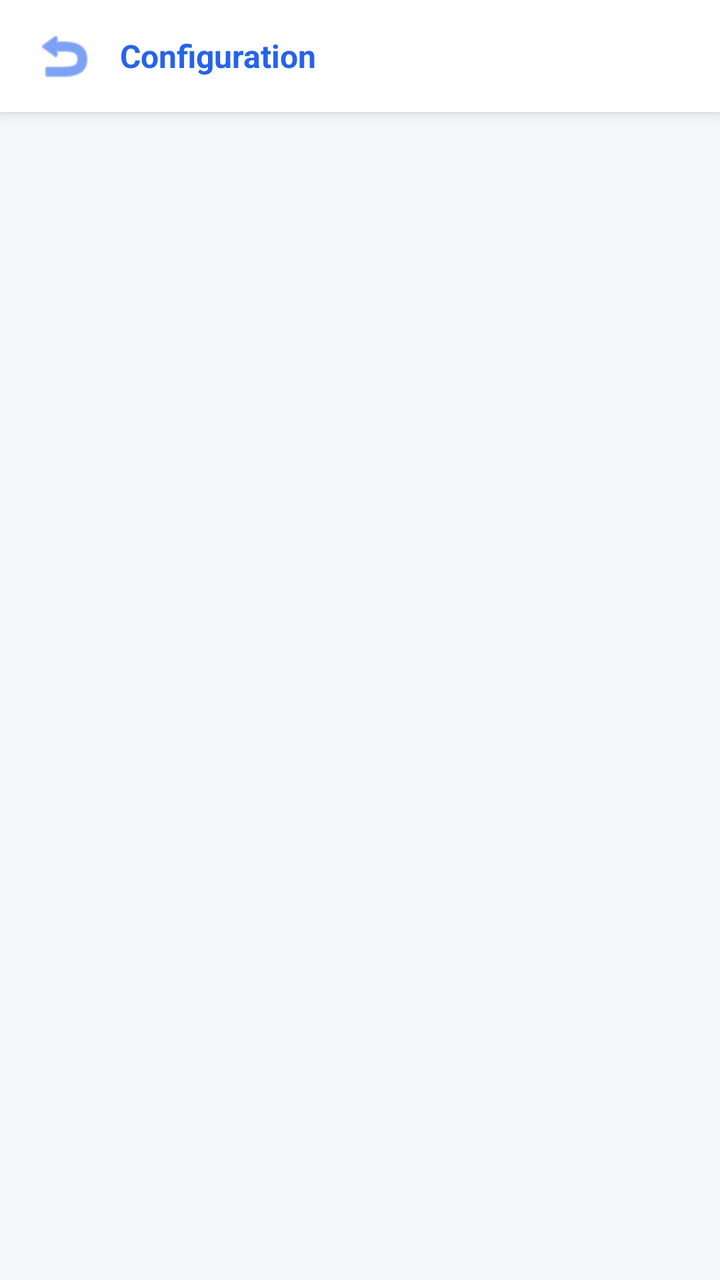
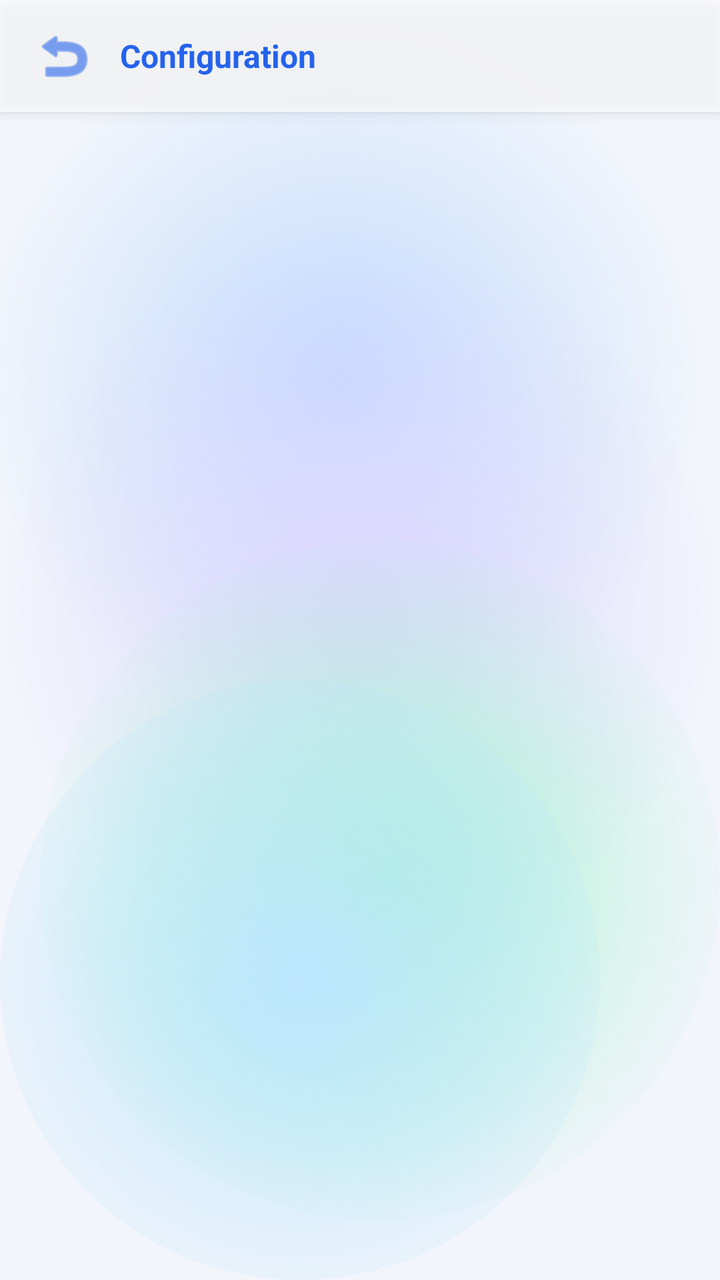

Before-and-after screenshots of an Android layout around one commit, followed by the original layout XML and the change that was made.
<!-- AndroidManifest.xml: application theme Theme.ExpenseOS -->
<!-- res/layout/activity_config.xml -->
<?xml version="1.0" encoding="utf-8"?>
<LinearLayout xmlns:android="http://schemas.android.com/apk/res/android"
    android:layout_width="match_parent"
    android:layout_height="match_parent"
    android:background="@color/bg"
    android:orientation="vertical">

    
    <LinearLayout
        android:layout_width="match_parent"
        android:layout_height="56dp"
        android:background="@color/nav_bg"
        android:elevation="4dp"
        android:gravity="center_vertical"
        android:orientation="horizontal"
        android:paddingHorizontal="14dp">

        <ImageButton
            android:id="@+id/btnConfigBack"
            android:layout_width="36dp"
            android:layout_height="36dp"
            android:layout_marginEnd="10dp"
            android:background="?attr/selectableItemBackgroundBorderless"
            android:contentDescription="Back"
            android:src="@android:drawable/ic_menu_revert"
            android:tint="@color/primary" />

        <TextView
            android:layout_width="0dp"
            android:layout_height="wrap_content"
            android:layout_weight="1"
            android:text="Configuration"
            android:textColor="@color/primary"
            android:textSize="16sp"
            android:textStyle="bold" />
    </LinearLayout>

    <FrameLayout
        android:id="@+id/configFragmentContainer"
        android:layout_width="match_parent"
        android:layout_height="0dp"
        android:layout_weight="1" />

</LinearLayout>
<!-- resources referenced by this layout -->
<resources>
  <color name="bg">#F5F7FB</color>
  <color name="nav_bg">#FFFFFF</color>
  <style name="Theme.ExpenseOS" parent="Theme.MaterialComponents.DayNight.NoActionBar">
          <item name="colorPrimary">@color/primary</item>
          <item name="colorPrimaryVariant">@color/primary_dark</item>
          <item name="colorPrimaryDark">@color/primary_dark</item>
          <item name="colorOnPrimary">@color/on_primary</item>
          <item name="colorSecondary">@color/secondary</item>
          <item name="colorSecondaryVariant">@color/secondary_dark</item>
          <item name="colorOnSecondary">@color/on_primary</item>
          <item name="colorAccent">@color/primary</item>
          <item name="colorSurface">@color/surface</item>
          <item name="colorOnSurface">@color/text</item>
          <item name="colorOnBackground">@color/text</item>
          <item name="colorError">@color/danger</item>
          <item name="android:colorBackground">@color/bg</item>
          <item name="android:windowBackground">@color/bg</item>
  
          <item name="android:textColorPrimary">@color/text</item>
          <item name="android:textColorSecondary">@color/text_muted</item>
          <item name="android:textColorHint">@color/text_hint</item>
          <item name="android:fontFamily">sans-serif</item>
          <item name="fontFamily">sans-serif</item>
  
          
          <item name="android:statusBarColor">@color/bg</item>
          <item name="android:navigationBarColor">@color/nav_bg</item>
          <item name="android:windowLightStatusBar">true</item>
          <item name="android:windowLightNavigationBar" tools:targetApi="o_mr1">true</item>
          <item name="android:forceDarkAllowed" tools:targetApi="q">false</item>
  
          
          <item name="editTextStyle">@style/Widget.ExpenseOS.EditText</item>
          <item name="materialAlertDialogTheme">@style/ThemeOverlay.ExpenseOS.Dialog</item>
          <item name="bottomSheetDialogTheme">@style/ThemeOverlay.ExpenseOS.BottomSheet</item>
          <item name="materialTimePickerTheme">@style/ThemeOverlay.ExpenseOS.TimePicker</item>
          <item name="android:windowAnimationStyle">@style/Animation.ExpenseOS.Window</item>
          <item name="android:windowActivityTransitions">true</item>
          <item name="android:windowContentTransitions">true</item>
      </style>
  <color name="surface">#FFFFFF</color>
  <!-- unchanged entries left out for length: 19 -->
</resources>

<!-- the commit's change to res/layout/activity_config.xml (unified diff, before → after) -->
@@ -2,7 +2,7 @@
 <LinearLayout xmlns:android="http://schemas.android.com/apk/res/android"
     android:layout_width="match_parent"
     android:layout_height="match_parent"
-    android:background="@color/bg"
+    android:background="@android:color/transparent"
     android:orientation="vertical">
 
     
<!-- resource entries referenced after the edit -->
@@ -1,7 +1,61 @@
 <!-- resources referenced by this layout -->
 <resources>
-  <color name="bg">#F5F7FB</color>
-  <color name="nav_bg">#FFFFFF</color>
+  <color name="bg">#F2F5FB</color>
+  <!-- drawable aurora_bg (drawable) -->
+  <?xml version="1.0" encoding="utf-8"?>
+  <layer-list xmlns:android="http://schemas.android.com/apk/res/android">
+      <item android:drawable="@color/aurora_base" />
+      <item android:width="380dp" android:height="380dp"
+          android:gravity="top|end"
+          android:drawable="@drawable/aurora_blob_blue" />
+      <item android:width="360dp" android:height="360dp"
+          android:gravity="start" android:top="120dp"
+          android:drawable="@drawable/aurora_blob_violet" />
+      <item android:width="340dp" android:height="340dp"
+          android:gravity="bottom|end" android:bottom="30dp"
+          android:drawable="@drawable/aurora_blob_mint" />
+      <item android:width="300dp" android:height="300dp"
+          android:gravity="bottom|start"
+          android:drawable="@drawable/aurora_blob_sky" />
+  </layer-list>
+  <color name="aurora_base">#F2F5FB</color>
+  <!-- drawable aurora_blob_blue (drawable) -->
+  <?xml version="1.0" encoding="utf-8"?>
+  <shape xmlns:android="http://schemas.android.com/apk/res/android" android:shape="oval">
+      <gradient
+          android:type="radial"
+          android:gradientRadius="180dp"
+          android:startColor="#BFDBFE"
+          android:endColor="#00BFDBFE" />
+  </shape>
+  <!-- drawable aurora_blob_violet (drawable) -->
+  <?xml version="1.0" encoding="utf-8"?>
+  <shape xmlns:android="http://schemas.android.com/apk/res/android" android:shape="oval">
+      <gradient
+          android:type="radial"
+          android:gradientRadius="180dp"
+          android:startColor="#DDD6FE"
+          android:endColor="#00DDD6FE" />
+  </shape>
+  <!-- drawable aurora_blob_mint (drawable) -->
+  <?xml version="1.0" encoding="utf-8"?>
+  <shape xmlns:android="http://schemas.android.com/apk/res/android" android:shape="oval">
+      <gradient
+          android:type="radial"
+          android:gradientRadius="180dp"
+          android:startColor="#A7F3D0"
+          android:endColor="#00A7F3D0" />
+  </shape>
+  <!-- drawable aurora_blob_sky (drawable) -->
+  <?xml version="1.0" encoding="utf-8"?>
+  <shape xmlns:android="http://schemas.android.com/apk/res/android" android:shape="oval">
+      <gradient
+          android:type="radial"
+          android:gradientRadius="180dp"
+          android:startColor="#BAE6FD"
+          android:endColor="#00BAE6FD" />
+  </shape>
+  <color name="nav_bg">#B9FFFFFF</color>
   <style name="Theme.ExpenseOS" parent="Theme.MaterialComponents.DayNight.NoActionBar">
           <item name="colorPrimary">@color/primary</item>
           <item name="colorPrimaryVariant">@color/primary_dark</item>
@@ -16,7 +70,7 @@
           <item name="colorOnBackground">@color/text</item>
           <item name="colorError">@color/danger</item>
           <item name="android:colorBackground">@color/bg</item>
-          <item name="android:windowBackground">@color/bg</item>
+          <item name="android:windowBackground">@drawable/aurora_bg</item>
   
           <item name="android:textColorPrimary">@color/text</item>
           <item name="android:textColorSecondary">@color/text_muted</item>
@@ -25,8 +79,8 @@
           <item name="fontFamily">sans-serif</item>
   
           
-          <item name="android:statusBarColor">@color/bg</item>
-          <item name="android:navigationBarColor">@color/nav_bg</item>
+          <item name="android:statusBarColor">@android:color/transparent</item>
+          <item name="android:navigationBarColor">@android:color/transparent</item>
           <item name="android:windowLightStatusBar">true</item>
           <item name="android:windowLightNavigationBar" tools:targetApi="o_mr1">true</item>
           <item name="android:forceDarkAllowed" tools:targetApi="q">false</item>
@@ -40,7 +94,7 @@
           <item name="android:windowActivityTransitions">true</item>
           <item name="android:windowContentTransitions">true</item>
       </style>
-  <color name="surface">#FFFFFF</color>
+  <color name="surface">#E9FFFFFF</color>
   <!-- unchanged entries left out for length: 19 -->
 </resources>
 
